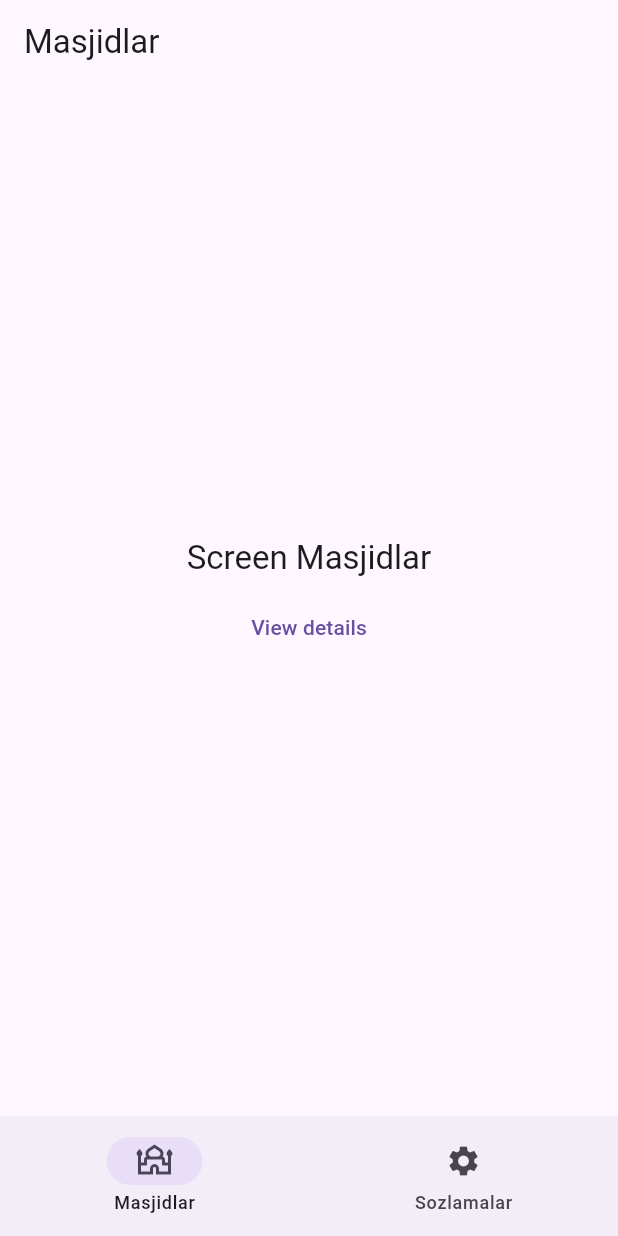
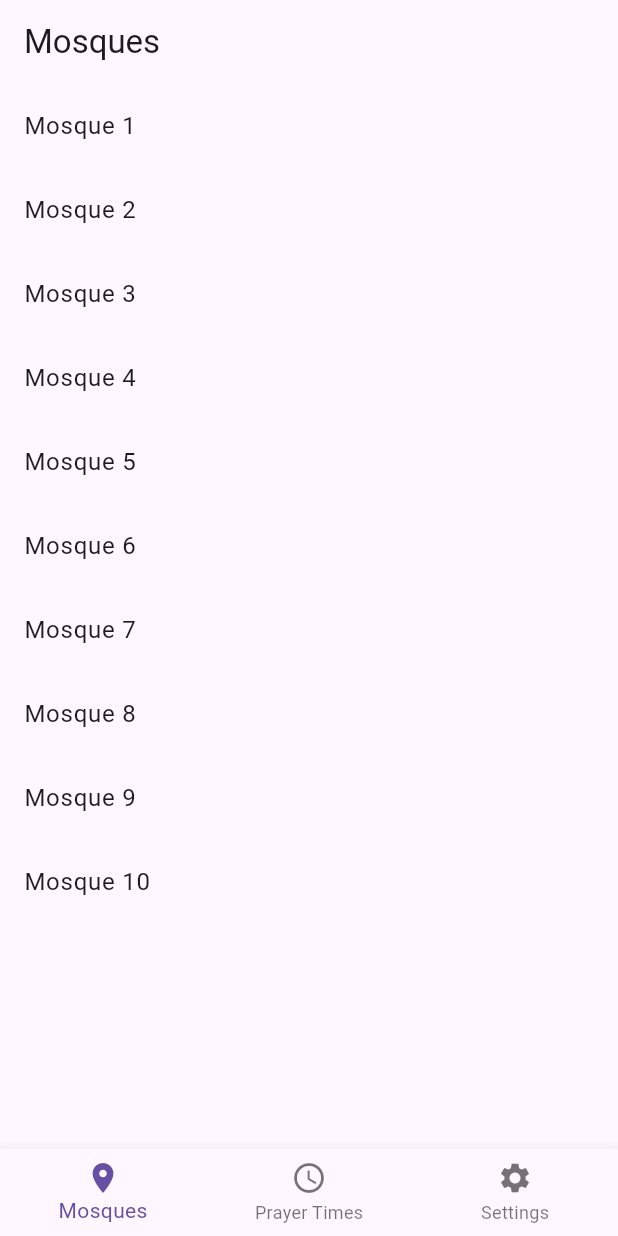
Before and after one commit to otabekinha/prayer_time_app, a Flutter app: the screen it shows after launch, on a phone screen of 412 x 824 dp. Run offline on Flutter 3.47's test engine with Material 3 defaults, Android fonts, the phone set to English and light mode, and no system bars; our stand-ins replace go_router.

Commit message:
Added new changes

```diff
--- a/lib/main.dart
+++ b/lib/main.dart
@@ -1,18 +1,183 @@
 import 'package:flutter/material.dart';
-import 'package:prayer_time_app/routing/app_router.dart';
+import 'package:go_router/go_router.dart';
+
+final GlobalKey<NavigatorState> _rootNavigatorKey =
+    GlobalKey<NavigatorState>(debugLabel: 'root');
+final GlobalKey<NavigatorState> _mosquesNavigatorKey =
+    GlobalKey<NavigatorState>(debugLabel: 'mosquesNav');
 
 void main() {
-  runApp(const MyApp());
+  runApp(NestedTabNavigationExampleApp());
 }
 
-class MyApp extends StatelessWidget {
-  const MyApp({super.key});
+class NestedTabNavigationExampleApp extends StatelessWidget {
+  NestedTabNavigationExampleApp({super.key});
+
+  final GoRouter _router = GoRouter(
+    navigatorKey: _rootNavigatorKey,
+    initialLocation: '/mosques',
+    routes: <RouteBase>[
+      StatefulShellRoute.indexedStack(
+        builder: (BuildContext context, GoRouterState state,
+            StatefulNavigationShell navigationShell) {
+          return ScaffoldWithNavBar(navigationShell: navigationShell);
+        },
+        branches: <StatefulShellBranch>[
+          // Mosques tab with nested routes
+          StatefulShellBranch(
+            navigatorKey: _mosquesNavigatorKey,
+            routes: <RouteBase>[
+              GoRoute(
+                path: '/mosques',
+                builder: (BuildContext context, GoRouterState state) =>
+                    const MosquesScreen(),
+                routes: <RouteBase>[
+                  GoRoute(
+                    path: 'mosque/:id',
+                    builder: (BuildContext context, GoRouterState state) =>
+                        MosqueDetailScreen(
+                      mosqueId: state.pathParameters['id']!,
+                    ),
+                  ),
+                ],
+              ),
+            ],
+          ),
+          // Prayer Times tab
+          StatefulShellBranch(
+            routes: <RouteBase>[
+              GoRoute(
+                path: '/prayer_times',
+                builder: (BuildContext context, GoRouterState state) =>
+                    const PrayerTimesScreen(),
+              ),
+            ],
+          ),
+          // Settings tab
+          StatefulShellBranch(
+            routes: <RouteBase>[
+              GoRoute(
+                path: '/settings',
+                builder: (BuildContext context, GoRouterState state) =>
+                    const SettingsScreen(),
+              ),
+            ],
+          ),
+        ],
+      ),
+    ],
+  );
 
   @override
   Widget build(BuildContext context) {
     return MaterialApp.router(
-      routerConfig: goRouter,
-      debugShowCheckedModeBanner: false,
+      title: 'Flutter Demo',
+      theme: ThemeData(
+        primarySwatch: Colors.blue,
+      ),
+      routerConfig: _router,
     );
   }
 }
+
+class ScaffoldWithNavBar extends StatelessWidget {
+  const ScaffoldWithNavBar({
+    required this.navigationShell,
+    Key? key,
+  }) : super(key: key ?? const ValueKey<String>('ScaffoldWithNavBar'));
+
+  final StatefulNavigationShell navigationShell;
+
+  @override
+  Widget build(BuildContext context) {
+    return Scaffold(
+      body: navigationShell,
+      bottomNavigationBar: BottomNavigationBar(
+        items: const <BottomNavigationBarItem>[
+          BottomNavigationBarItem(
+              icon: Icon(Icons.location_on), label: 'Mosques'),
+          BottomNavigationBarItem(
+              icon: Icon(Icons.access_time), label: 'Prayer Times'),
+          BottomNavigationBarItem(
+              icon: Icon(Icons.settings), label: 'Settings'),
+        ],
+        currentIndex: navigationShell.currentIndex,
+        onTap: (int index) => navigationShell.goBranch(index),
+      ),
+    );
+  }
+}
+
+class MosquesScreen extends StatelessWidget {
+  const MosquesScreen({super.key});
+
+  @override
+  Widget build(BuildContext context) {
+    return Scaffold(
+      appBar: AppBar(
+        title: const Text('Mosques'),
+      ),
+      body: ListView.builder(
+        itemCount: 10, // Example count
+        itemBuilder: (context, index) {
+          return ListTile(
+            title: Text('Mosque ${index + 1}'),
+            onTap: () {
+              GoRouter.of(context).go('/mosques/mosque/${index + 1}');
+            },
+          );
+        },
+      ),
+    );
+  }
+}
+
+class MosqueDetailScreen extends StatelessWidget {
+  final String mosqueId;
+
+  const MosqueDetailScreen({required this.mosqueId, super.key});
+
+  @override
+  Widget build(BuildContext context) {
+    return Scaffold(
+      appBar: AppBar(
+        title: Text('Mosque Details for $mosqueId'),
+      ),
+      body: Center(
+        child: Text('Details for Mosque $mosqueId'),
+      ),
+    );
+  }
+}
+
+class PrayerTimesScreen extends StatelessWidget {
+  const PrayerTimesScreen({super.key});
+
+  @override
+  Widget build(BuildContext context) {
+    return Scaffold(
+      appBar: AppBar(
+        title: const Text('Prayer Times'),
+      ),
+      body: Center(
+        child: Text('Prayer Times Content'),
+      ),
+    );
+  }
+}
+
+class SettingsScreen extends StatelessWidget {
+  const SettingsScreen({super.key});
+
+  @override
+  Widget build(BuildContext context) {
+    return Scaffold(
+      appBar: AppBar(
+        title: const Text('Settings'),
+      ),
+      body: Center(
+        child: Text('Settings Content'),
+      ),
+    );
+  }
+}
--- a/lib/routing/app_router.dart
+++ /dev/null
@@ -1,63 +0,0 @@
-import 'package:flutter/material.dart';
-import 'package:go_router/go_router.dart';
-import 'package:prayer_time_app/routing/scaffold_with_navigation.dart';
-import 'package:prayer_time_app/screens/details_screen.dart';
-import 'package:prayer_time_app/screens/home_screen.dart';
-
-// Private navigators
-final _rootNavigatorKey = GlobalKey<NavigatorState>();
-final _shellNavigatorAKey = GlobalKey<NavigatorState>(debugLabel: 'shellA');
-final _shellNavigatorBKey = GlobalKey<NavigatorState>(debugLabel: 'shellB');
-
-final goRouter = GoRouter(
-  initialLocation: '/a',
-  navigatorKey: _rootNavigatorKey,
-  debugLogDiagnostics: true,
-  routes: [
-    StatefulShellRoute.indexedStack(
-      builder: (context, state, navigationShell) {
-        return ScaffoldWithNestedNavigation(navigationShell: navigationShell);
-      },
-      branches: [
-        StatefulShellBranch(
-          navigatorKey: _shellNavigatorAKey,
-          routes: [
-            GoRoute(
-              path: '/a',
-              pageBuilder: (context, state) => const NoTransitionPage(
-                child:
-                    HomeScreen(label: 'Masjidlar', detailsPath: '/a/details'),
-              ),
-              routes: [
-                GoRoute(
-                  path: 'details',
-                  builder: (context, state) =>
-                      const DetailsScreen(label: 'Masjidlar'),
-                ),
-              ],
-            ),
-          ],
-        ),
-        StatefulShellBranch(
-          navigatorKey: _shellNavigatorBKey,
-          routes: [
-            GoRoute(
-              path: '/b',
-              pageBuilder: (context, state) => const NoTransitionPage(
-                child:
-                    HomeScreen(label: 'Sozlamalar', detailsPath: '/b/details'),
-              ),
-              routes: [
-                GoRoute(
-                  path: 'details',
-                  builder: (context, state) =>
-                      const DetailsScreen(label: 'Sozlamalar'),
-                ),
-              ],
-            ),
-          ],
-        ),
-      ],
-    ),
-  ],
-);
--- a/lib/routing/scaffold_with_navigation.dart
+++ /dev/null
@@ -1,108 +0,0 @@
-import 'package:flutter/material.dart';
-import 'package:go_router/go_router.dart';
-
-class ScaffoldWithNestedNavigation extends StatelessWidget {
-  const ScaffoldWithNestedNavigation({
-    Key? key,
-    required this.navigationShell,
-  }) : super(
-            key: key ?? const ValueKey<String>('ScaffoldWithNestedNavigation'));
-
-  final StatefulNavigationShell navigationShell;
-
-  void _goBranch(int index) {
-    navigationShell.goBranch(
-      index,
-      initialLocation: index == navigationShell.currentIndex,
-    );
-  }
-
-  @override
-  Widget build(BuildContext context) {
-    return LayoutBuilder(builder: (context, constraints) {
-      if (constraints.maxWidth < 450) {
-        return ScaffoldWithNavigationBar(
-          body: navigationShell,
-          selectedIndex: navigationShell.currentIndex,
-          onDestinationSelected: _goBranch,
-        );
-      } else {
-        return ScaffoldWithNavigationRail(
-          body: navigationShell,
-          selectedIndex: navigationShell.currentIndex,
-          onDestinationSelected: _goBranch,
-        );
-      }
-    });
-  }
-}
-
-class ScaffoldWithNavigationBar extends StatelessWidget {
-  const ScaffoldWithNavigationBar({
-    super.key,
-    required this.body,
-    required this.selectedIndex,
-    required this.onDestinationSelected,
-  });
-
-  final Widget body;
-  final int selectedIndex;
-  final ValueChanged<int> onDestinationSelected;
-
-  @override
-  Widget build(BuildContext context) {
-    return Scaffold(
-      body: body,
-      bottomNavigationBar: NavigationBar(
-        selectedIndex: selectedIndex,
-        destinations: const [
-          NavigationDestination(
-              label: 'Masjidlar', icon: Icon(Icons.mosque_outlined)),
-          NavigationDestination(
-              label: 'Sozlamalar', icon: Icon(Icons.settings)),
-        ],
-        onDestinationSelected: onDestinationSelected,
-      ),
-    );
-  }
-}
-
-class ScaffoldWithNavigationRail extends StatelessWidget {
-  const ScaffoldWithNavigationRail({
-    super.key,
-    required this.body,
-    required this.selectedIndex,
-    required this.onDestinationSelected,
-  });
-
-  final Widget body;
-  final int selectedIndex;
-  final ValueChanged<int> onDestinationSelected;
-
-  @override
-  Widget build(BuildContext context) {
-    return Scaffold(
-      body: Row(
-        children: [
-          NavigationRail(
-            selectedIndex: selectedIndex,
-            onDestinationSelected: onDestinationSelected,
-            labelType: NavigationRailLabelType.all,
-            destinations: const <NavigationRailDestination>[
-              NavigationRailDestination(
-                label: Text('Masjidlar'),
-                icon: Icon(Icons.home),
-              ),
-              NavigationRailDestination(
-                label: Text('Sozlamalar'),
-                icon: Icon(Icons.settings),
-              ),
-            ],
-          ),
-          const VerticalDivider(thickness: 1, width: 1),
-          Expanded(child: body),
-        ],
-      ),
-    );
-  }
-}
--- a/lib/screens/home_screen.dart
+++ /dev/null
@@ -1,32 +0,0 @@
-import 'package:flutter/material.dart';
-import 'package:go_router/go_router.dart';
-
-class HomeScreen extends StatelessWidget {
-  const HomeScreen({required this.label, required this.detailsPath, super.key});
-
-  final String label;
-  final String detailsPath;
-
-  @override
-  Widget build(BuildContext context) {
-    return Scaffold(
-      appBar: AppBar(
-        title: Text(label),
-      ),
-      body: Center(
-        child: Column(
-          mainAxisSize: MainAxisSize.min,
-          children: <Widget>[
-            Text('Screen $label',
-                style: Theme.of(context).textTheme.titleLarge),
-            const Padding(padding: EdgeInsets.all(4)),
-            TextButton(
-              onPressed: () => context.go(detailsPath),
-              child: const Text('View details'),
-            ),
-          ],
-        ),
-      ),
-    );
-  }
-}
```
Also changed, not shown: lib/screens/details_screen.dart (deleted, +0 -44 lines).
